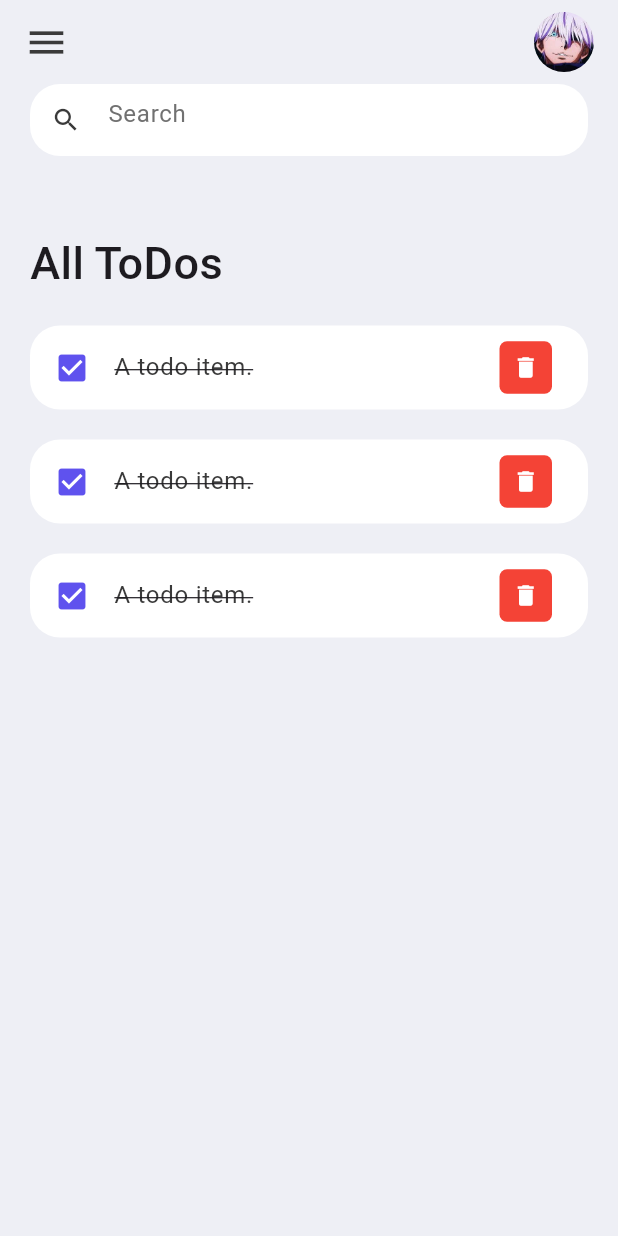
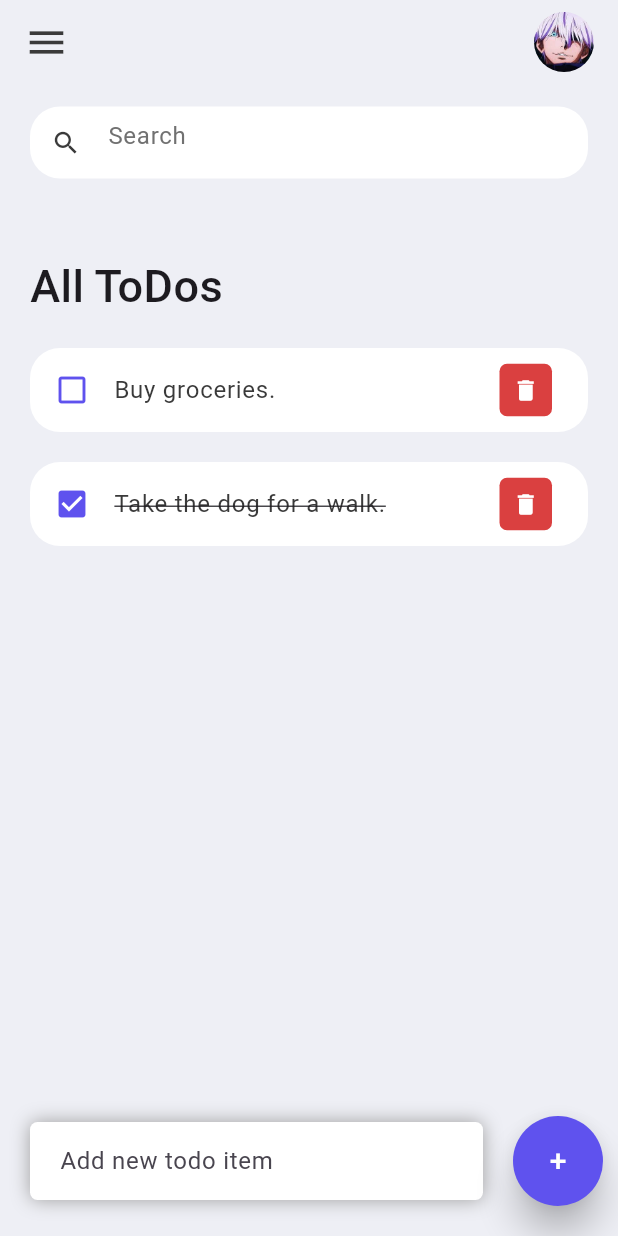
Before and after one commit to KChuene/TODO-App, a Flutter app: the screen it shows after launch, on a phone screen of 412 x 824 dp. Run offline on Flutter 3.47's test engine with Material 3 defaults, Android fonts, the phone set to English and light mode, and no system bars.

Commit message:
Added dynamic loading of ToDoItems with ToDo model class for data. Added bottom floating input panel.

```diff
--- /dev/null
+++ b/my_todo/lib/model/todo.dart
@@ -0,0 +1,18 @@
+class ToDo {
+  String? id;
+  String? text;
+  bool isDone;
+
+  ToDo({
+    required this.id,
+    required this.text,
+    this.isDone = false
+  });
+
+  static List<ToDo> list() {
+    return [
+      ToDo(id: "01", text: "Buy groceries."),
+      ToDo(id: "02", text: "Take the dog for a walk.", isDone: true)
+    ];
+  }
+}
--- a/my_todo/lib/screens/home.dart
+++ b/my_todo/lib/screens/home.dart
@@ -1,9 +1,12 @@
 import 'package:flutter/material.dart';
 import 'package:my_todo/constants/colors.dart';
+import 'package:my_todo/model/todo.dart';
 import 'package:my_todo/widgets/todo_item.dart';
 
 class Home extends StatelessWidget {
-  const Home({Key? key}) : super(key: key);
+  Home({Key? key}) : super(key: key);
+
+  final todoList = ToDo.list();
 
   // This widget is the root of your application.
   @override
@@ -12,6 +15,7 @@ class Home extends StatelessWidget {
       backgroundColor: tdBGColor,
       appBar: AppBar(
           backgroundColor: tdBGColor,
+          // elevation: 0,
           title: Row(
             mainAxisAlignment: MainAxisAlignment.spaceBetween,
             children: [
@@ -31,8 +35,10 @@ class Home extends StatelessWidget {
           ]),
       ),
 
-      body: Container(
-        padding: EdgeInsets.symmetric(horizontal: 20),
+      body: Stack(
+        children: [
+          Container(
+            padding: EdgeInsets.symmetric(horizontal: 20, vertical: 15),
             child: Column(children: [
                 searchBox(),
                 Expanded(
@@ -51,14 +57,61 @@ class Home extends StatelessWidget {
                           )
                         ),
                       ),
-                  ToDoItem(),
-                  ToDoItem(),
-                  ToDoItem()
+
+                      for(ToDo item in todoList)
+                        ToDoItem(todoItem: item)
                     ]
                   )
                 )
             ],),
           ),
+          Align(
+            alignment: Alignment.bottomCenter,
+            child: Row(
+              children: [
+                Expanded(
+                  child: Container(
+                    padding: EdgeInsets.symmetric(horizontal: 20, vertical: 2),
+                    margin: EdgeInsets.only(
+                      bottom: 20,
+                      right: 20,
+                      left: 20
+                    ),
+                    decoration: BoxDecoration(
+                      color: Colors.white,
+                      boxShadow: [BoxShadow(
+                        color: Colors.grey,
+                        blurRadius: 10.0
+                      )],
+                      borderRadius: BorderRadius.circular(5),
+                    ),
+                    child: TextField(
+                      decoration: InputDecoration(
+                        hintText: 'Add new todo item',
+                        border: InputBorder.none
+                      ),
+                    ),
+                  )
+                ),
+                Container(
+                  margin: EdgeInsets.only(
+                    bottom: 20,
+                    right: 10
+                  ),
+                  child: ElevatedButton(
+                    child: Text("+", style: TextStyle(fontSize: 20, color: Colors.white)),
+                    onPressed: () {},
+                    style: ElevatedButton.styleFrom(
+                      backgroundColor: tdBlue,
+                      minimumSize: Size(60, 60),
+                      elevation: 10,
+                    ),
+                  ),
+                )
+              ],
+            ),
+          )
+      ])
     );
   }
 
@@ -70,6 +123,7 @@ class Home extends StatelessWidget {
       ),
       child: TextField(
         decoration: InputDecoration(
+          // contentPadding: EdgeInsets.all(0),
           prefixIcon: Icon(
             Icons.search,
             color: tdBlack,
--- a/my_todo/lib/widgets/todo_item.dart
+++ b/my_todo/lib/widgets/todo_item.dart
@@ -1,8 +1,10 @@
 import 'package:flutter/material.dart';
 import 'package:my_todo/constants/colors.dart';
+import 'package:my_todo/model/todo.dart';
 
 class ToDoItem extends StatelessWidget {
-  const ToDoItem({Key? key}) : super(key: key);
+  final ToDo todoItem;
+  const ToDoItem({Key? key, required this.todoItem}) : super(key: key);
 
   Widget build(BuildContext context) {
     return Container(
@@ -12,27 +14,29 @@ class ToDoItem extends StatelessWidget {
         shape: RoundedRectangleBorder(
           borderRadius: BorderRadius.circular(20)
         ),
-
+        // contentPadding: EdgeInsets.symmetric(horizontal: 20, vertical: 5),
         tileColor: Colors.white,
         leading: Icon(
-          Icons.check_box,
+          todoItem.isDone? Icons.check_box: Icons.check_box_outline_blank,
           color: tdBlue
         ),
 
         title: Text(
-          "A todo item.",
+          todoItem.text!,
           style: TextStyle(
             fontSize: 16,
             color: tdBlack,
-            decoration: TextDecoration.lineThrough
+            decoration: todoItem.isDone? TextDecoration.lineThrough : null
           ),
         ),
 
         trailing: Container(
+          // padding: EdgeInsets.all(0),
+          // margin: EdgeInsets.symmetric(vertical: 12),
           height: 35,
           width: 35,
           decoration: BoxDecoration(
-            color: Colors.red,
+            color: tdRed,
             borderRadius: BorderRadius.circular(5)
           ),
           child: IconButton(
```
Also changed, not shown: my_todo/lib/main.dart (+3 -88 lines). Lines whose indentation alone changed are shown as unchanged.
